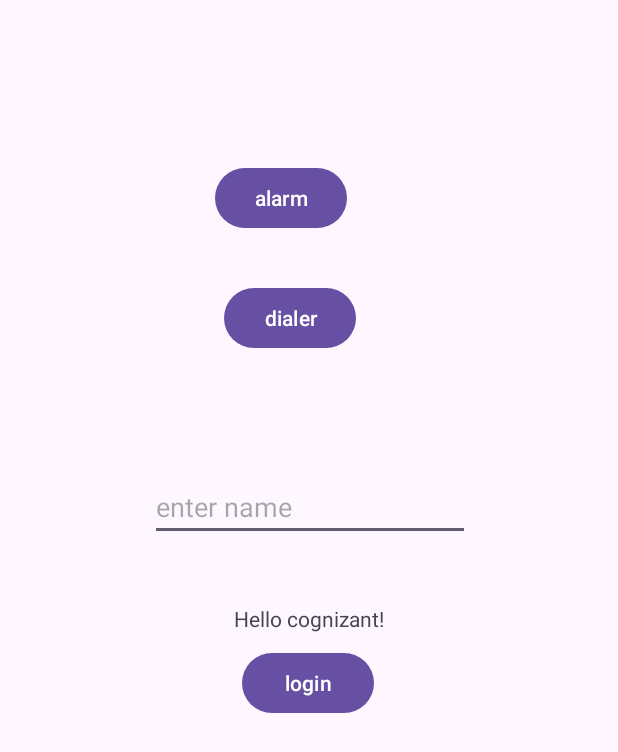
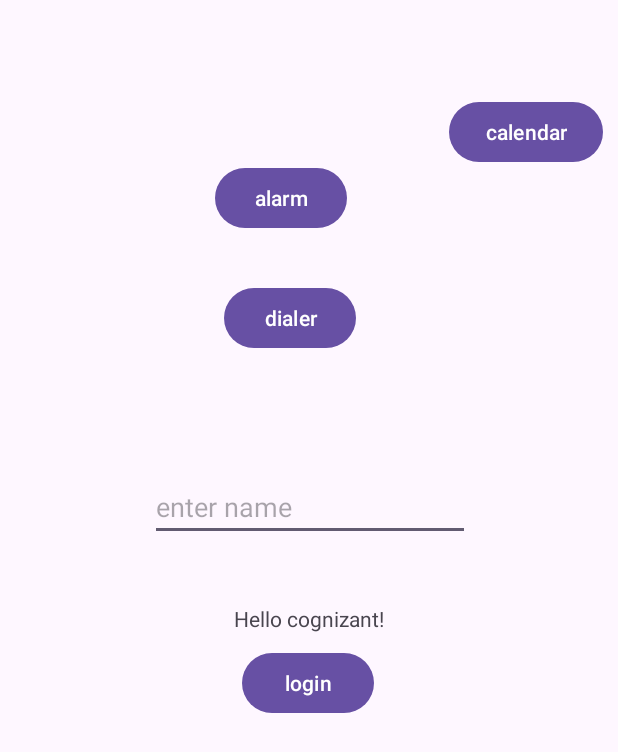
Before and after one commit to abdultanveer/cognizantandroidrever, an Android app: the screen it shows after launch (MainActivity), on a phone screen of 412 x 824 dp. Shown: the top 752 px of the screen. Run offline under Robolectric (Android 15) with nearby library versions, the phone set to English and light mode, and no system bars.

Commit message:
invoking calendar activity present in my other app

```diff
--- a/app/src/main/java/com/example/cognizantrever/MainActivity.kt
+++ b/app/src/main/java/com/example/cognizantrever/MainActivity.kt
@@ -52,4 +52,9 @@
             startActivity(intent)
         //}
     }
+
+    fun openMyCalendar(view: View) {
+        var calIntent = Intent("cognizant.portugal.android")
+        startActivity(calIntent)
+    }
 }
--- a/app/src/main/res/layout/activity_main.xml
+++ b/app/src/main/res/layout/activity_main.xml
@@ -57,9 +57,20 @@
         android:layout_height="wrap_content"
         android:layout_marginEnd="6dp"
         android:layout_marginBottom="32dp"
+        android:onClick="setAlarm"
         android:text="alarm"
-        android:onClick="setAlarm"
         app:layout_constraintBottom_toTopOf="@+id/btnDialer"
         app:layout_constraintEnd_toEndOf="@+id/btnDialer" />
 
+    <Button
+        android:id="@+id/btnCalendar"
+        android:layout_width="wrap_content"
+        android:layout_height="wrap_content"
+        android:layout_marginTop="64dp"
+        android:layout_marginEnd="10dp"
+        android:onClick="openMyCalendar"
+        android:text="calendar"
+        app:layout_constraintEnd_toEndOf="parent"
+        app:layout_constraintTop_toTopOf="parent" />
+
 </androidx.constraintlayout.widget.ConstraintLayout>
```
